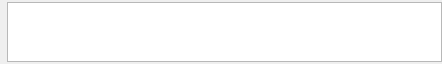
This is videoitemwidget.ui in qmc2/qmc2-mame-fe as Qt 5 draws it before an edit. The edited form follows.
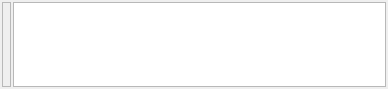
This is the edited form.

Commit message: wip: improved video item widget

Patch:
```diff
--- a/videoitemwidget.ui
+++ b/videoitemwidget.ui
@@ -6,29 +6,23 @@
    <rect>
     <x>0</x>
     <y>0</y>
-    <width>442</width>
-    <height>64</height>
+    <width>388</width>
+    <height>89</height>
    </rect>
   </property>
   <property name="windowTitle">
    <string>Form</string>
   </property>
   <layout class="QGridLayout" name="gridLayout">
-   <property name="leftMargin">
-    <number>0</number>
-   </property>
-   <property name="topMargin">
+   <property name="horizontalSpacing">
     <number>2</number>
    </property>
-   <property name="rightMargin">
+   <property name="verticalSpacing">
     <number>0</number>
    </property>
-   <property name="bottomMargin">
+   <property name="margin">
     <number>2</number>
    </property>
-   <property name="spacing">
-    <number>0</number>
-   </property>
    <item row="0" column="1">
     <widget class="QTextBrowser" name="textBrowserVideoDescription">
      <property name="sizePolicy">
@@ -37,6 +31,18 @@
        <verstretch>0</verstretch>
       </sizepolicy>
      </property>
+     <property name="frameShape">
+      <enum>QFrame::StyledPanel</enum>
+     </property>
+     <property name="frameShadow">
+      <enum>QFrame::Sunken</enum>
+     </property>
+     <property name="lineWidth">
+      <number>3</number>
+     </property>
+     <property name="midLineWidth">
+      <number>3</number>
+     </property>
      <property name="html">
       <string notr="true">&lt;!DOCTYPE HTML PUBLIC &quot;-//W3C//DTD HTML 4.0//EN&quot; &quot;http://www.w3.org/TR/REC-html40/strict.dtd&quot;&gt;
 &lt;html&gt;&lt;head&gt;&lt;meta name=&quot;qrichtext&quot; content=&quot;1&quot; /&gt;&lt;style type=&quot;text/css&quot;&gt;
@@ -54,6 +60,18 @@
    </item>
    <item row="0" column="0">
     <widget class="QLabel" name="labelVideoImage">
+     <property name="frameShape">
+      <enum>QFrame::StyledPanel</enum>
+     </property>
+     <property name="frameShadow">
+      <enum>QFrame::Sunken</enum>
+     </property>
+     <property name="lineWidth">
+      <number>3</number>
+     </property>
+     <property name="midLineWidth">
+      <number>3</number>
+     </property>
      <property name="text">
       <string notr="true"/>
      </property>
```
The commit also changes 4 other files.
